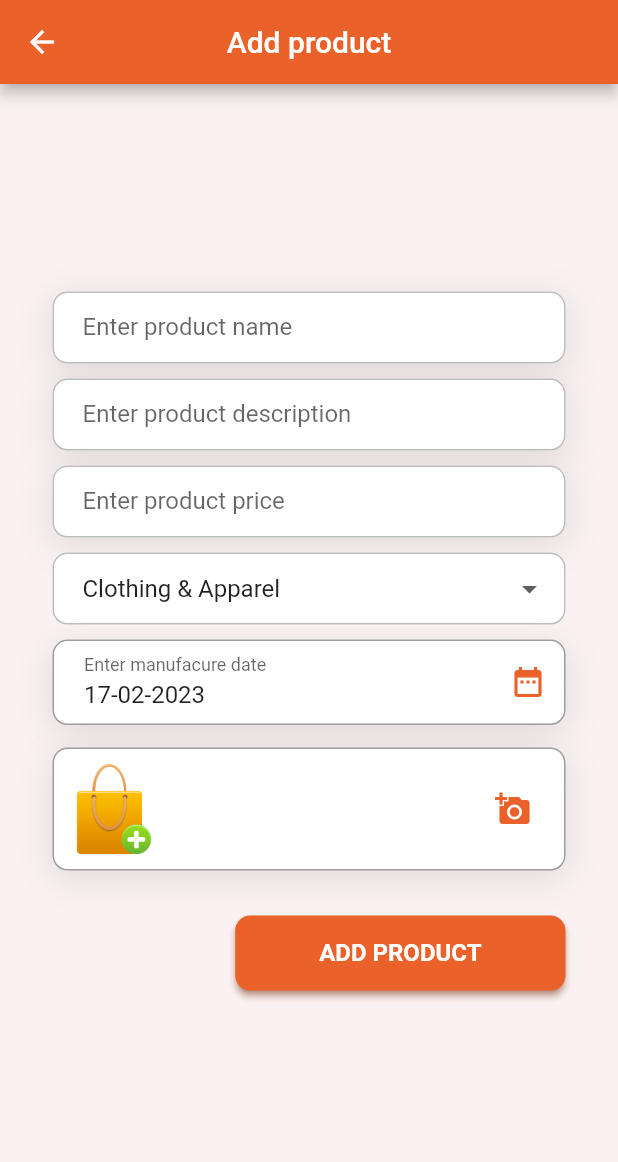
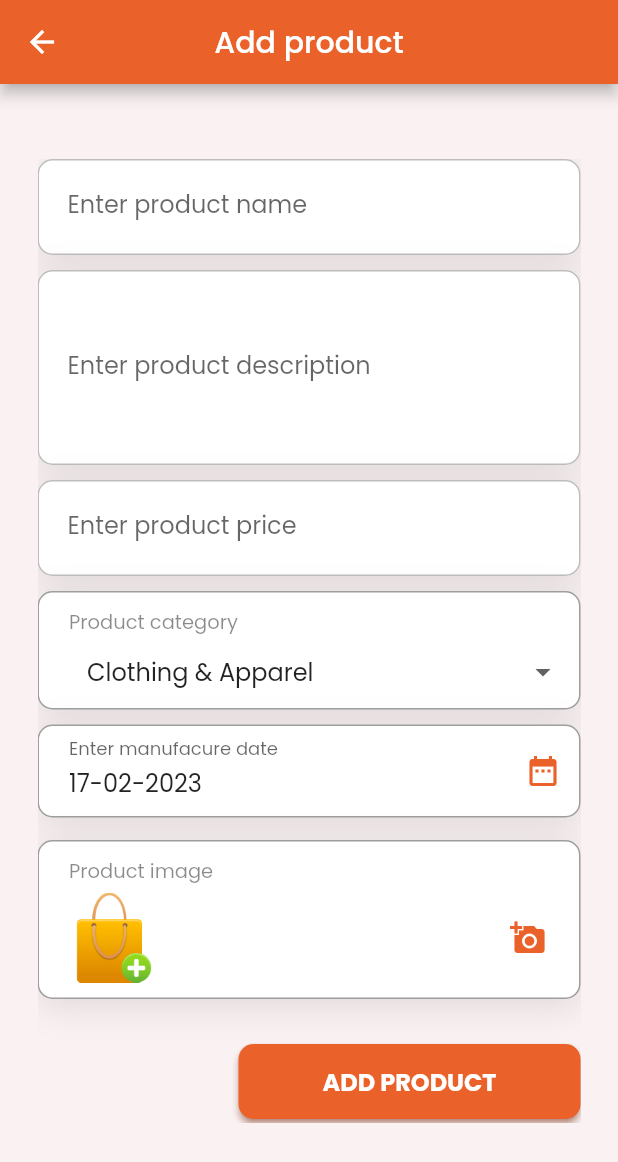
Before and after one commit to benshidanny11/classifieds-app-bk-techhouse-challenge, a Flutter app: the ProductForm screen opened by its route, on a phone screen of 412 x 824 dp. Shown: the top 1162 px of the screen. Run offline on Flutter 3.47's test engine with Material 2 defaults, Android fonts, the phone set to English and light mode, and no system bars; our stand-ins replace cloud_firestore, firebase_auth, firebase_core, firebase_storage, font_awesome_flutter, google_fonts and 6 more; missing offline and left inert: floating_action_bubble, flutter_share; accounts and stored records are empty.

Commit message:
Complete challenge

```diff
--- a/lib/screens/add_product.dart
+++ b/lib/screens/add_product.dart
@@ -66,16 +66,17 @@ class _ProductFormState extends State<ProductForm> {
           children: [
             Container(
               margin: const EdgeInsets.fromLTRB(25, 50, 25, 10),
-              padding: const EdgeInsets.fromLTRB(10, 0, 10, 0),
+              // padding: const EdgeInsets.fromLTRB(10, 0, 10, 0),
               alignment: Alignment.center,
-              child: Column(
-                children: [
-                  Form(
+              child: Form(
                 key: _formKey,
                 child: Column(
                   children: [
                     SizedBox(
                       height: getScreenHeight(context) * .78,
+                      child: SingleChildScrollView(
+                        child: Padding(
+                          padding: const EdgeInsets.only(bottom: 20),
                           child: Column(
                             mainAxisAlignment: MainAxisAlignment.center,
                             children: [
@@ -89,7 +90,8 @@ class _ProductFormState extends State<ProductForm> {
                               InputWidget(
                                   controller: _descriptionController,
                                   hint: "Product description",
-                                  label: "Enter product description"),
+                                  label: "Enter product description",
+                                  isDescription: true,),
                               const SizedBox(
                                 height: 10,
                               ),
@@ -229,11 +231,11 @@ class _ProductFormState extends State<ProductForm> {
                                   ]),
                             ],
                           ),
+                        ),
+                      ),
                     )
                   ],
                 ),
-                  ),
-                ],
               ),
             ),
           ],
--- a/lib/screens/my_products.dart
+++ b/lib/screens/my_products.dart
@@ -37,7 +37,7 @@ class _MyProductState extends State<MyProducts> {
         backgroundColor: Theme.of(context).primaryColor,
       ),
       body: Padding(
-        padding: const EdgeInsets.all(20),
+        padding: const EdgeInsets.all(10),
         child: FutureBuilder<dynamic>(
           future: _future,
           builder: (context, snapshot) {
--- a/lib/screens/welcome.dart
+++ b/lib/screens/welcome.dart
@@ -66,7 +66,7 @@ class _WelcomeState extends State<Welcome> {
                     height: 5,
                   ),
                   Text(
-                    'Classfied app',
+                    'Classifieds App',
                     style: ThemeUtil().customTextStyle(
                         Theme.of(context).primaryColor, 22, FontWeight.w700),
                   ),
--- a/lib/utils/share_util.dart
+++ b/lib/utils/share_util.dart
@@ -1,11 +1,12 @@
 import 'package:classfiedapp/models/Product.dart';
 import 'package:flutter_share/flutter_share.dart';
+import 'package:intl/intl.dart';
 
 shareProduct(Product product) async {
   await FlutterShare.share(
       title: product.name,
       text:
-          'Product name: ${product.name}\n\n${product.description}\nManufactured on: ${product.manufacturingDate}\nPrice: ${product.price}RWF\nSee the image on the link below',
+          'Product name: ${product.name}\n\n${product.description}\nManufactured on: ${DateFormat('dd-MM-yyyy').format(product.manufacturingDate)}\nPrice: ${product.price}RWF\nSee the image on the link below',
       linkUrl: product.image,
       chooserTitle: 'See the product image');
 }
--- a/lib/widgets/date_picker_input.dart
+++ b/lib/widgets/date_picker_input.dart
@@ -22,13 +22,13 @@ class DatePickerInput extends StatelessWidget {
   @override
   Widget build(BuildContext context) {
     return Container(
-      decoration: ThemeUtil().inputDateBoxDecorationShaddow(),
+      decoration: ThemeUtil().inputCustomBoxDecorationShaddow(),
       child: Row(
         mainAxisAlignment: MainAxisAlignment.spaceBetween,
         children: [
           Expanded(
             child: TextFormField(
-              decoration: ThemeUtil().dateInputDecoration(label, hint),
+              decoration: ThemeUtil().customInputDecoration(label, hint),
               readOnly: true,
               controller: controller,
               validator: (val){
--- a/lib/widgets/dropdown_widget.dart
+++ b/lib/widgets/dropdown_widget.dart
@@ -6,24 +6,50 @@ import 'package:flutter/src/widgets/framework.dart';
 class DropdownWidget extends StatelessWidget {
   final List<String> items;
   Function(String value) onDropDownChange;
-  String  selectedValue;
+  String selectedValue;
   DropdownWidget(
-      {super.key, required this.items, required this.onDropDownChange, required this.selectedValue});
+      {super.key,
+      required this.items,
+      required this.onDropDownChange,
+      required this.selectedValue});
 
   @override
   Widget build(BuildContext context) {
-    return DropdownButtonFormField<String>(
+    return Container(
+      decoration: ThemeUtil().inputCustomBoxDecorationShaddow(),
+      child: Padding(
+        padding: const EdgeInsets.only(left: 20, top: 10),
+        child: Column(
+          crossAxisAlignment: CrossAxisAlignment.start,
+          children: [
+            Text(
+              'Product category',
+              style: ThemeUtil().customTextStyle(
+                  Color.fromARGB(116, 0, 0, 0), 13, FontWeight.w400),
+            ),
+            // const SizedBox(
+            //   height: 5,
+            // ),
+            DropdownButtonFormField<String>(
               value: selectedValue,
-      decoration: ThemeUtil().textInputDecoration(),
+              decoration: const InputDecoration(
+                fillColor: Colors.transparent,
+                filled: true,
+                border: InputBorder.none,
+              ),
               items: items.map((value) {
                 return DropdownMenuItem<String>(
-          value:  value,
+                  value: value,
                   child: Text(value),
                 );
               }).toList(),
               onChanged: (value) {
-        onDropDownChange(value.toString() );
+                onDropDownChange(value.toString());
               },
+            ),
+          ],
+        ),
+      ),
     );
   }
 }
--- a/lib/widgets/image_picker_widget.dart
+++ b/lib/widgets/image_picker_widget.dart
@@ -12,9 +12,22 @@ class ImagePickerWidget extends StatelessWidget {
   @override
   Widget build(BuildContext context) {
     return Container(
-      padding: EdgeInsets.all(10),
-      decoration: ThemeUtil().inputDateBoxDecorationShaddow(),
-      child: Row(
+      padding: const EdgeInsets.all(10),
+      decoration: ThemeUtil().inputCustomBoxDecorationShaddow(),
+      child: Padding(
+        padding: const EdgeInsets.only(left: 10),
+        child: Column(
+          crossAxisAlignment: CrossAxisAlignment.start,
+          children: [
+            Text(
+              'Product image',
+              style: ThemeUtil()
+                  .customTextStyle(Color.fromARGB(116, 0, 0, 0), 13, FontWeight.w400),
+            ),
+            const SizedBox(
+              height: 5,
+            ),
+            Row(
               mainAxisAlignment: MainAxisAlignment.spaceBetween,
               children: [
                 image == null
@@ -33,10 +46,13 @@ class ImagePickerWidget extends StatelessWidget {
                         fit: BoxFit.fitWidth,
                       ),
                 IconButton(
-              onPressed:onTap,
-              icon:
-                  Icon(Icons.add_a_photo, color: Theme.of(context).primaryColor))
+                    onPressed: onTap,
+                    icon: Icon(Icons.add_a_photo,
+                        color: Theme.of(context).primaryColor))
               ],
+            ),
+          ],
+        ),
       ),
     );
   }
--- a/lib/widgets/input_widget.dart
+++ b/lib/widgets/input_widget.dart
@@ -12,6 +12,7 @@ class InputWidget extends StatelessWidget {
   Function? onDatePickerClick;
   bool isEnabled;
   bool isNumber;
+  bool isDescription;
   InputWidget(
       {super.key,
       required this.controller,
@@ -19,24 +20,31 @@ class InputWidget extends StatelessWidget {
       required this.label,
       this.onDatePickerClick,
       this.isEnabled = true,
-      this.isNumber = false});
+      this.isNumber = false,
+      this.isDescription = false});
 
   @override
   Widget build(BuildContext context) {
     return Container(
       decoration: ThemeUtil().inputBoxDecorationShaddow(),
-      child:  TextFormField(
+      child: TextFormField(
           decoration: ThemeUtil().textInputDecoration(label, hint),
           textCapitalization: TextCapitalization.sentences,
-               inputFormatters: [if (isNumber) FilteringTextInputFormatter.digitsOnly],
-                    keyboardType:
-                        isNumber ? TextInputType.number : TextInputType.text,
+          inputFormatters: [
+            if (isNumber) FilteringTextInputFormatter.digitsOnly
+          ],
+          keyboardType: isNumber
+              ? TextInputType.number
+              : isDescription
+                  ? TextInputType.multiline
+                  : TextInputType.text,
           controller: controller,
           validator: (val) {
             if ((val!.isEmpty)) {
               return hint;
             }
           },
+          maxLines:isDescription? 5: 2,
           keyboardAppearance: Brightness.light),
     );
   }
--- a/lib/widgets/product_item.dart
+++ b/lib/widgets/product_item.dart
@@ -22,7 +22,7 @@ class ProductItem extends StatelessWidget {
             arguments: {'product': product});
       },
       child: Container(
-        padding: EdgeInsets.all(8),
+        padding: const EdgeInsets.all(8),
         decoration: BoxDecoration(
             color: Colors.white, borderRadius: BorderRadius.circular(10)),
         child: Column(
```
Also changed, not shown: lib/main.dart (+14 -10 lines), lib/screens/Home.dart (+11 -2 lines), lib/screens/product_details.dart (+51 -23 lines), lib/utils/theme_util.dart (+2 -25 lines), lib/widgets/details_header.dart (deleted, +0 -49 lines), lib/widgets/my_product_item.dart (+10 -10 lines), pubspec.yaml (+7 -0 lines), pubspec.lock, 28 other files. Lines whose indentation alone changed are shown as unchanged.
